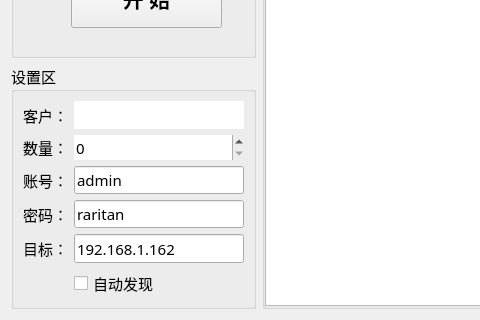
Above: Node-Fvt/Node-Fvt/home/home_workwid.ui from ChinaClever/ScalePoint before the change; both pictures show x 0 to 480 and y 173 to 493 of the 1002 by 493 pixel window. Below: the same form after it.
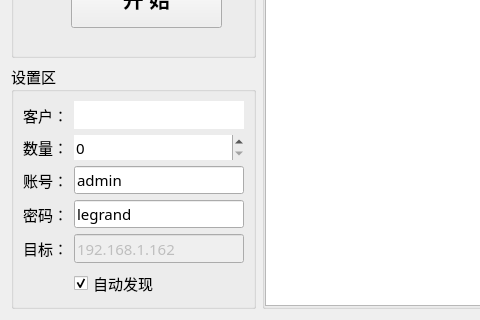
That is the form after the change.

```diff
--- a/Node-Fvt/Node-Fvt/home/home_workwid.ui
+++ b/Node-Fvt/Node-Fvt/home/home_workwid.ui
@@ -547,7 +547,7 @@
       <item row="3" column="1">
        <widget class="QLineEdit" name="pwdEdit">
         <property name="text">
-         <string>raritan</string>
+         <string>legrand</string>
         </property>
        </widget>
       </item>
@@ -569,6 +569,9 @@
       </item>
       <item row="4" column="1">
        <widget class="QLineEdit" name="ipEdit">
+        <property name="enabled">
+         <bool>false</bool>
+        </property>
         <property name="text">
          <string>192.168.1.162</string>
         </property>
@@ -585,6 +588,9 @@
         <property name="text">
          <string>自动发现</string>
         </property>
+        <property name="checked">
+         <bool>true</bool>
+        </property>
        </widget>
       </item>
      </layout>
```
